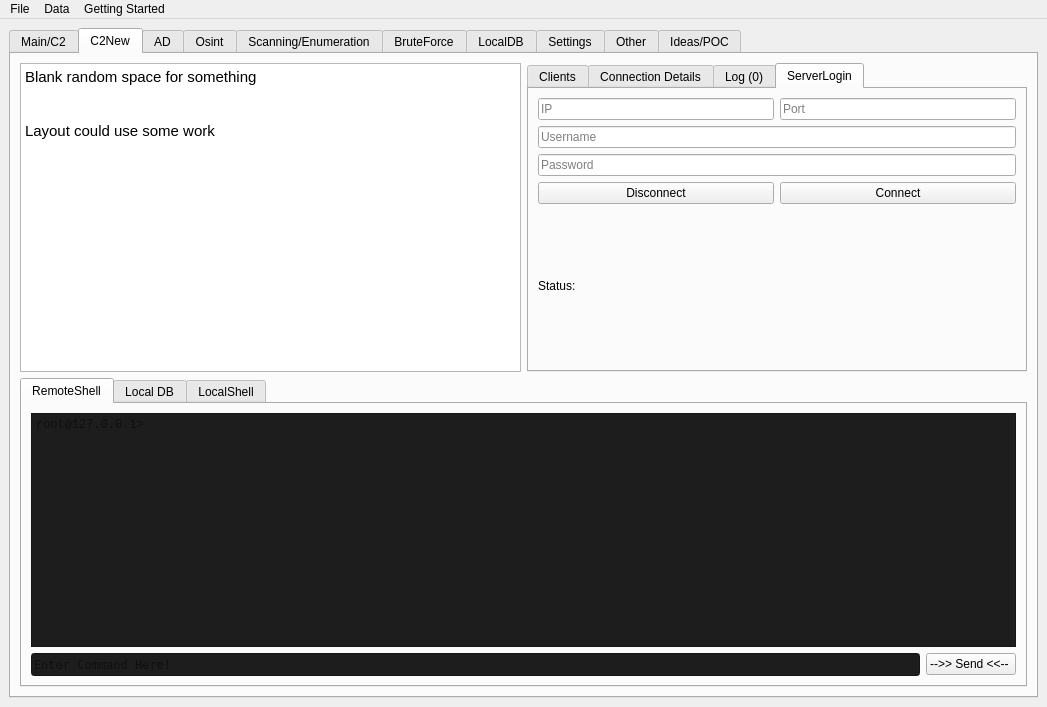
Old version of the form gui.ui in the repository ryanq47/WhisperNet.
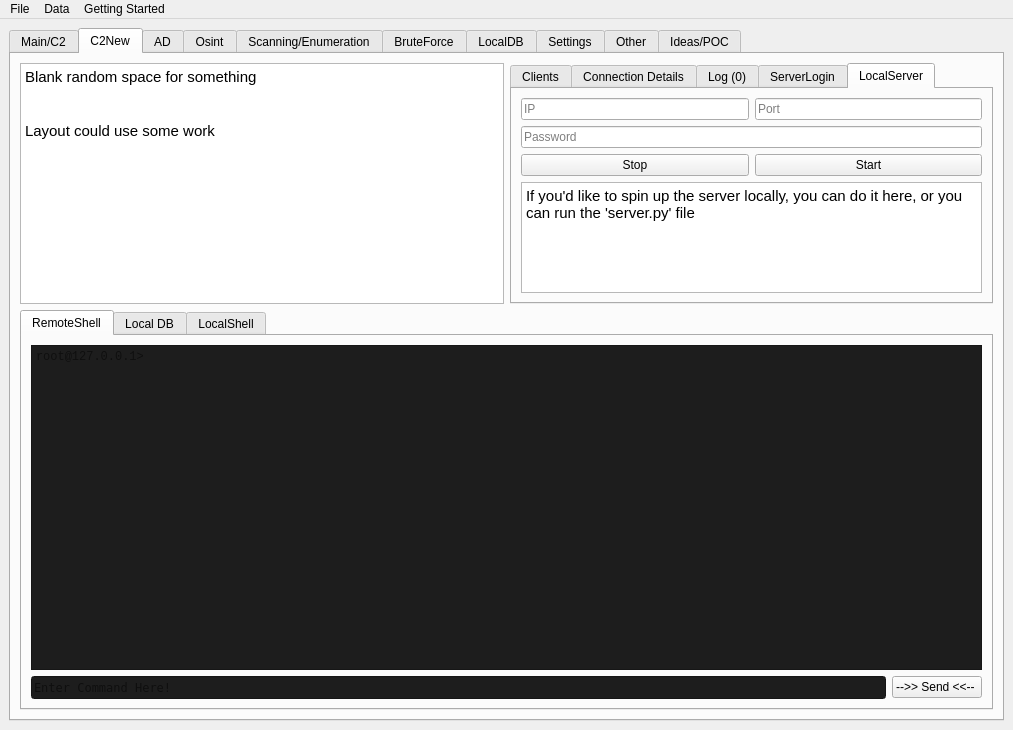
New version of the form. The open tabs and pages were chosen to show the change. Icons and pictures are not drawn.

Diff of the .ui file:
```diff
--- a/gui.ui
+++ b/gui.ui
@@ -9,8 +9,8 @@
    <rect>
     <x>0</x>
     <y>0</y>
-    <width>1047</width>
-    <height>707</height>
+    <width>1013</width>
+    <height>730</height>
    </rect>
   </property>
   <property name="minimumSize">
@@ -415,20 +415,19 @@
            <layout class="QGridLayout" name="gridLayout_24">
             <item row="2" column="0" colspan="2">
              <widget class="QLineEdit" name="c2_server_password">
+              <property name="text">
+               <string>1234</string>
+              </property>
               <property name="placeholderText">
                <string>Password</string>
               </property>
              </widget>
             </item>
-            <item row="5" column="0">
-             <widget class="QLabel" name="label_18">
-              <property name="text">
-               <string>Status:</string>
-              </property>
-             </widget>
-            </item>
             <item row="1" column="0" colspan="2">
              <widget class="QLineEdit" name="c2_server_username">
+              <property name="text">
+               <string>ryan</string>
+              </property>
               <property name="placeholderText">
                <string>Username</string>
               </property>
@@ -436,6 +435,9 @@
             </item>
             <item row="0" column="1">
              <widget class="QLineEdit" name="c2_server_port">
+              <property name="text">
+               <string>101</string>
+              </property>
               <property name="placeholderText">
                <string>Port</string>
               </property>
@@ -444,7 +446,7 @@
             <item row="0" column="0">
              <widget class="QLineEdit" name="c2_server_ip">
               <property name="text">
-               <string/>
+               <string>127.0.0.1</string>
               </property>
               <property name="placeholderText">
                <string>IP</string>
@@ -465,12 +467,81 @@
               </property>
              </widget>
             </item>
+            <item row="5" column="0" colspan="2">
+             <widget class="QLabel" name="c2_status_label">
+              <property name="text">
+               <string>Status: Not Connected</string>
+              </property>
+             </widget>
+            </item>
+           </layout>
+          </widget>
+          <widget class="QWidget" name="tab_53">
+           <attribute name="title">
+            <string>LocalServer</string>
+           </attribute>
+           <layout class="QGridLayout" name="gridLayout_51">
+            <item row="0" column="0">
+             <widget class="QLineEdit" name="c2_server_ip_2">
+              <property name="text">
+               <string/>
+              </property>
+              <property name="placeholderText">
+               <string>IP</string>
+              </property>
+             </widget>
+            </item>
+            <item row="0" column="1">
+             <widget class="QLineEdit" name="c2_server_port_2">
+              <property name="placeholderText">
+               <string>Port</string>
+              </property>
+             </widget>
+            </item>
+            <item row="1" column="0" colspan="2">
+             <widget class="QLineEdit" name="c2_server_password_2">
+              <property name="placeholderText">
+               <string>Password</string>
+              </property>
+             </widget>
+            </item>
+            <item row="2" column="0">
+             <widget class="QPushButton" name="pushButton_6">
+              <property name="text">
+               <string>Stop</string>
+              </property>
+             </widget>
+            </item>
+            <item row="2" column="1">
+             <widget class="QPushButton" name="c2_connect_button_2">
+              <property name="text">
+               <string>Start</string>
+              </property>
+             </widget>
+            </item>
+            <item row="3" column="0" colspan="2">
+             <widget class="QTextEdit" name="textEdit_27">
+              <property name="html">
+               <string>&lt;!DOCTYPE HTML PUBLIC &quot;-//W3C//DTD HTML 4.0//EN&quot; &quot;http://www.w3.org/TR/REC-html40/strict.dtd&quot;&gt;
+&lt;html&gt;&lt;head&gt;&lt;meta name=&quot;qrichtext&quot; content=&quot;1&quot; /&gt;&lt;style type=&quot;text/css&quot;&gt;
+p, li { white-space: pre-wrap; }
+&lt;/style&gt;&lt;/head&gt;&lt;body style=&quot; font-family:'Cantarell'; font-size:11pt; font-weight:400; font-style:normal;&quot;&gt;
+&lt;p style=&quot; margin-top:0px; margin-bottom:0px; margin-left:0px; margin-right:0px; -qt-block-indent:0; text-indent:0px;&quot;&gt;If you'd like to spin up the server locally, you can do it here, or you can run the 'server.py' file&lt;/p&gt;&lt;/body&gt;&lt;/html&gt;</string>
+              </property>
+             </widget>
+            </item>
            </layout>
           </widget>
          </widget>
         </item>
         <item row="1" column="0" colspan="2">
          <widget class="QTabWidget" name="c2_shell_tab">
+          <property name="minimumSize">
+           <size>
+            <width>0</width>
+            <height>400</height>
+           </size>
+          </property>
           <property name="toolTip">
            <string>Enter</string>
           </property>
@@ -503,7 +574,7 @@
                <string notr="true">background-color: rgb(29, 29, 29);</string>
               </property>
               <property name="readOnly">
-               <bool>true</bool>
+               <bool>false</bool>
               </property>
               <property name="html">
                <string>&lt;!DOCTYPE HTML PUBLIC &quot;-//W3C//DTD HTML 4.0//EN&quot; &quot;http://www.w3.org/TR/REC-html40/strict.dtd&quot;&gt;
@@ -5805,7 +5876,7 @@
     <rect>
      <x>0</x>
      <y>0</y>
-     <width>1047</width>
+     <width>1013</width>
      <height>24</height>
     </rect>
    </property>
```
Left out of the diff: 12 changed lines with no effect on the pictures.
